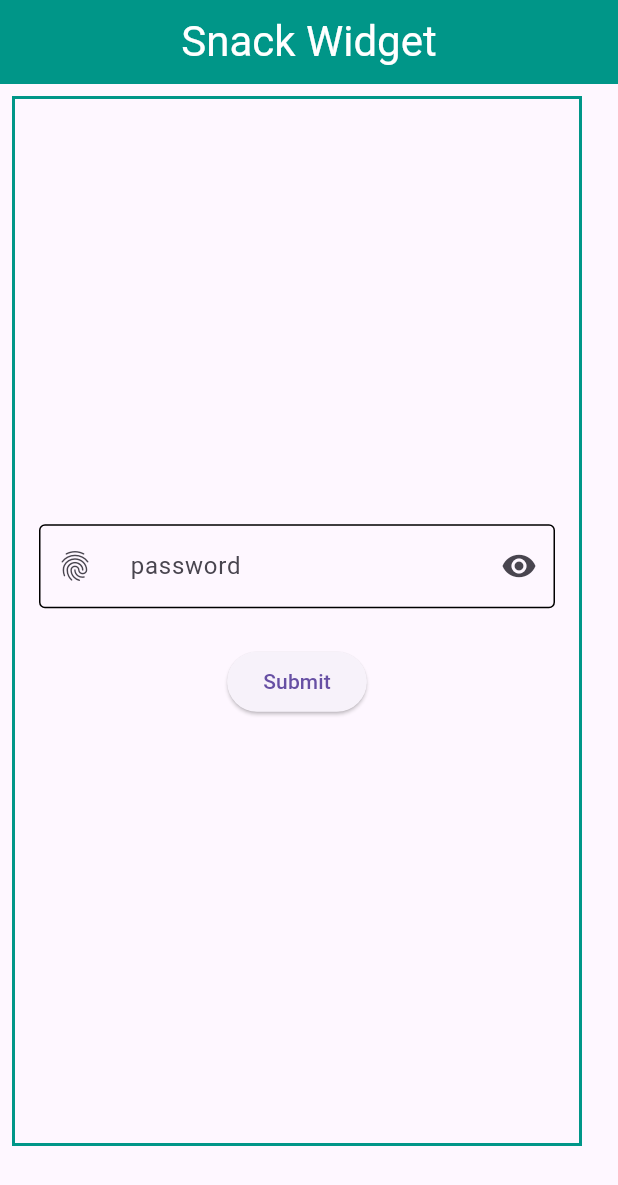
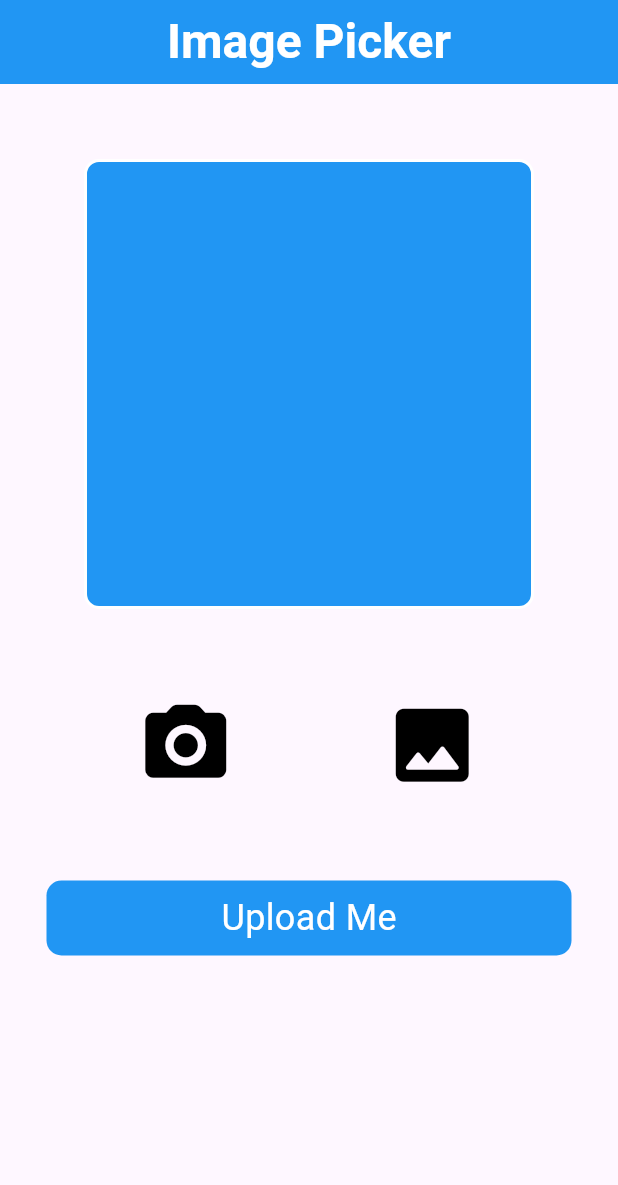
Before and after one commit to harshdusane2103/resume_ui_daliy_task2, a Flutter app: the screen it shows after launch, on a phone screen of 412 x 824 dp. Shown: the top 1185 px of the screen. Run offline on Flutter 3.47's test engine with Material 3 defaults, Android fonts, the light colour scheme and no system bars; our stand-ins replace image_picker.

Commit message:
15-05-2024

```diff
--- /dev/null
+++ b/lib/Image_picker/image_pick.dart
@@ -0,0 +1,91 @@
+import 'dart:io';
+
+import 'package:flutter/cupertino.dart';
+import 'package:flutter/material.dart';
+import 'package:flutter/painting.dart';
+import 'package:flutter/rendering.dart';
+import 'package:flutter/widgets.dart';
+import 'package:image_picker/image_picker.dart';
+ImagePicker imagePicker=ImagePicker();
+File? fileImage;
+class ImageScreen extends StatefulWidget {
+  const ImageScreen({super.key});
+
+  @override
+  State<ImageScreen> createState() => _ImageScreenState();
+}
+
+
+class _ImageScreenState extends State<ImageScreen> {
+  @override
+  Widget build(BuildContext context) {
+    return Scaffold(
+      appBar: AppBar(
+        backgroundColor: Colors.blue,
+        centerTitle:true,
+        title: Text('Image Picker',style: TextStyle(fontSize: 32,color: Colors.white,fontWeight: FontWeight.bold),),
+      ),
+      body: Column(
+        children: [
+          SizedBox(height: 50),
+          Center(
+            child: Container(
+
+              height: 300,
+              width: 300,
+              decoration: BoxDecoration(
+                border: Border.all(color: Colors.white,width: 2),
+                color: Colors.blue,
+                borderRadius: BorderRadius.circular(10),
+                image: (fileImage!=null)?DecorationImage(
+                  fit:BoxFit.cover,
+                    image: FileImage(fileImage!)):null,
+
+              ),
+            ),
+          ),
+          // CircleAvatar(
+          //   radius: 50,
+          //   backgroundColor: Colors.yellow,
+          //   backgroundImage:(fileImage!=null)? FileImage(fileImage!):null,
+          // ),
+
+          SizedBox(height: 50),
+          Row(
+            mainAxisAlignment:MainAxisAlignment.spaceEvenly,
+            children: [
+              IconButton(
+                onPressed: () async {
+                  XFile? xfileimage= await imagePicker.pickImage(source: ImageSource.camera);
+                  setState(() {
+                    fileImage=File(xfileimage!.path);
+                  });
+
+
+              }, icon: Icon(Icons.camera_alt_rounded,size: 65,),color: Colors.black,),
+              IconButton(
+                onPressed: ()  async {
+                  XFile? xfileimage= await imagePicker.pickImage(source: ImageSource.gallery);
+                  setState(() {
+                    fileImage=File(xfileimage!.path);
+                  });
+
+              }, icon: Icon(Icons.photo_rounded,size: 65,),color: Colors.black,),
+            ],
+          ),SizedBox(height: 50),
+          Container(
+            height: 50,
+            width: 350,
+            decoration: BoxDecoration(
+              color: Colors.blue,
+              borderRadius: BorderRadius.circular(10),
+            ),
+            child: Center(child: Text('Upload Me',style: TextStyle(color: Colors.white,fontSize: 24),)),
+          )
+
+        ],
+      ),
+
+    );
+  }
+}
--- a/lib/Snack/snack.dart
+++ b/lib/Snack/snack.dart
@@ -15,6 +15,7 @@ class _snackScreenState extends State<snackScreen> {
 
       appBar: AppBar(
         backgroundColor: Colors.teal,
+        centerTitle: true,
         title: Center(
             child: Text(
           'Snack Widget',
--- a/lib/main.dart
+++ b/lib/main.dart
@@ -1,5 +1,6 @@
 import 'package:flutter/material.dart';
 import 'package:flutter/services.dart';
+import 'package:resume_ui_daliy_task/Image_picker/image_pick.dart';
 import 'package:resume_ui_daliy_task/Snack/snack.dart';
 import 'package:resume_ui_daliy_task/utils/gobal.dart';
 
@@ -13,9 +14,12 @@ class MyApp extends StatelessWidget {
   Widget build(BuildContext context) {
     return MaterialApp(
       debugShowCheckedModeBanner: false,
-    home:snackScreen(),
+
+    home:ImageScreen(),
     );
+
   }
+
 }
 
 
--- a/pubspec.yaml
+++ b/pubspec.yaml
@@ -35,6 +35,7 @@ dependencies:
   # The following adds the Cupertino Icons font to your application.
   # Use with the CupertinoIcons class for iOS style icons.
   cupertino_icons: ^1.0.6
+  image_picker: ^1.1.1
 
 dev_dependencies:
   flutter_test:
@@ -46,6 +47,7 @@ dev_dependencies:
   # package. See that file for information about deactivating specific lint
   # rules and activating additional ones.
   flutter_lints: ^3.0.0
+
 
 # For information on the generic Dart part of this file, see the
 # following page: https://dart.dev/tools/pub/pubspec
```
Also changed, not shown: camera.png (added), image2.png (added), pubspec.lock, 5 other files.
